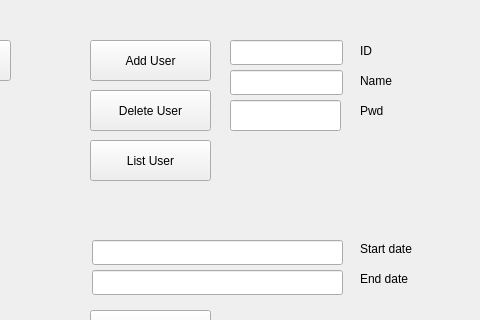
Above: worker/testgui/ac_supportsw.ui from noahcroit/access_control_rp2zk before the change; both pictures show x 160 to 640 and y 100 to 420 of the 640 by 636 pixel window. Below: the same form after it.
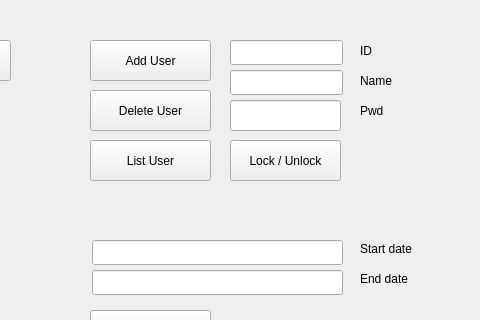
That is the form after the change.

Patch:
```diff
--- a/worker/testgui/ac_supportsw.ui
+++ b/worker/testgui/ac_supportsw.ui
@@ -258,6 +258,19 @@
     <string>End date</string>
    </property>
   </widget>
+  <widget class="QPushButton" name="pushButtonZkLock">
+   <property name="geometry">
+    <rect>
+     <x>390</x>
+     <y>240</y>
+     <width>111</width>
+     <height>41</height>
+    </rect>
+   </property>
+   <property name="text">
+    <string>Lock / Unlock</string>
+   </property>
+  </widget>
  </widget>
  <resources/>
  <connections/>
```
